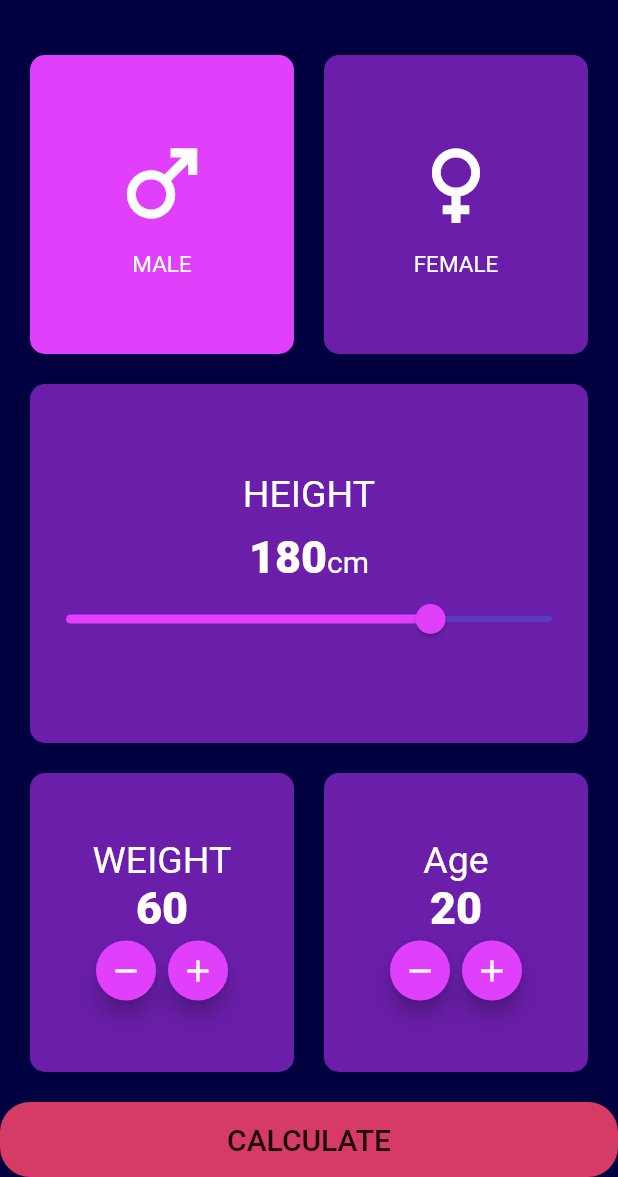
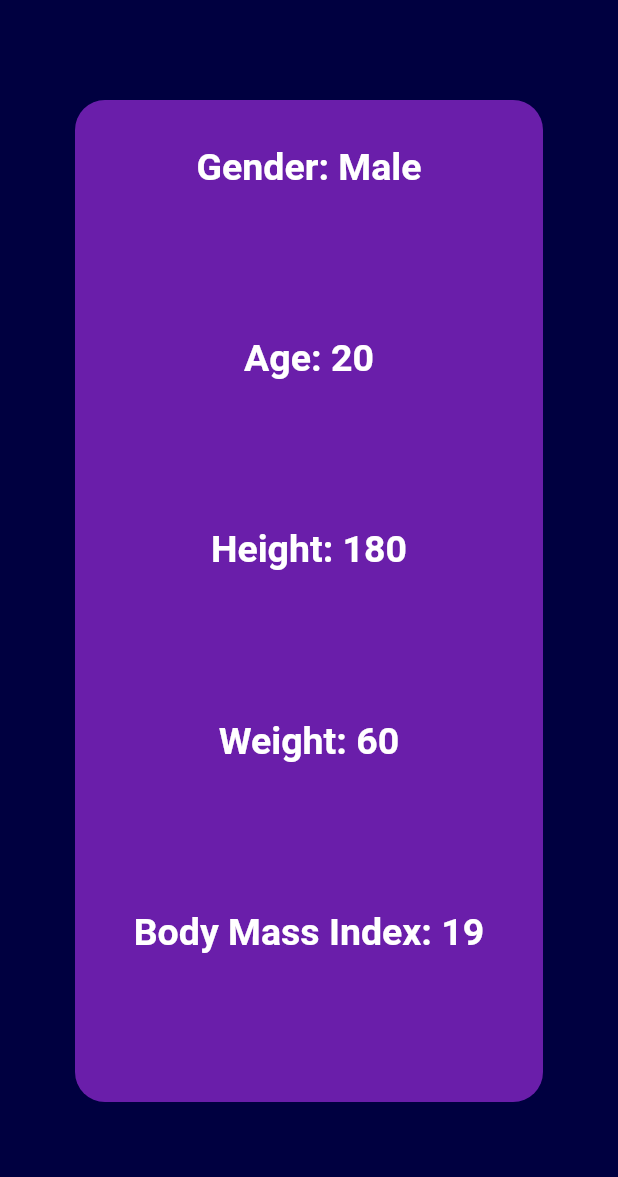
Before and after one commit to MostafaRadian/BMI_Calculator, a Flutter app: the BmiScreen screen opened directly, after a tap on the "remove" icon, after a tap on the "add" icon, after a tap on "CALCULATE", on a phone screen of 412 x 824 dp, the part 59-1236 px from its top. Run offline on Flutter 3.47's test engine with Material 2 defaults, Android fonts, the phone set to English and light mode, and no system bars.

Commit message:
Navagting data to another page to show results

```diff
--- a/lib/bmi_cal_screen.dart
+++ b/lib/bmi_cal_screen.dart
@@ -1,3 +1,6 @@
+import 'dart:math';
+
+import 'package:bmi_calculator/bmi_result_screen.dart';
 import 'package:flutter/material.dart';
 
 class BmiScreen extends StatefulWidget {
@@ -11,9 +14,7 @@ class _BmiScreenState extends State<BmiScreen> {
   double height = 180;
   int weight = 60;
   int age = 20;
-  bool gender = true;
-  var tapColor =
-      const Color.fromARGB(220, 123, 35, 187); //true =  male, false = female
+  bool gender = true; //true =  male, false = female
   @override
   Widget build(BuildContext context) {
     return Scaffold(
@@ -194,6 +195,7 @@ class _BmiScreenState extends State<BmiScreen> {
                                       weight--;
                                     });
                                   },
+                                  heroTag: "weight-",
                                   mini: true,
                                   backgroundColor: Colors.purpleAccent,
                                   child: const Icon(Icons.remove),
@@ -204,6 +206,7 @@ class _BmiScreenState extends State<BmiScreen> {
                                       weight++;
                                     });
                                   },
+                                  heroTag: "weight+",
                                   mini: true,
                                   backgroundColor: Colors.purpleAccent,
                                   child: const Icon(Icons.add),
@@ -246,6 +249,7 @@ class _BmiScreenState extends State<BmiScreen> {
                                       age--;
                                     });
                                   },
+                                  heroTag: "age-",
                                   mini: true,
                                   backgroundColor: Colors.purpleAccent,
                                   child: const Icon(Icons.remove),
@@ -256,6 +260,7 @@ class _BmiScreenState extends State<BmiScreen> {
                                       age++;
                                     });
                                   },
+                                  heroTag: "age+",
                                   mini: true,
                                   backgroundColor: Colors.purpleAccent,
                                   child: const Icon(Icons.add),
@@ -278,7 +283,18 @@ class _BmiScreenState extends State<BmiScreen> {
               ),
               height: 50,
               child: MaterialButton(
-                  onPressed: () {},
+                  onPressed: () {
+                    double result = weight / pow(height / 100, 2);
+                    Navigator.push(
+                        context,
+                        MaterialPageRoute(
+                            builder: (context) => BmiResult(
+                                gender: gender,
+                                height: height.round(),
+                                weight: weight,
+                                age: age,
+                                bmi: result.round())));
+                  },
                   child: const Text(
                     "CALCULATE",
                     style: TextStyle(fontWeight: FontWeight.w500, fontSize: 20),
--- a/lib/bmi_result_screen.dart
+++ b/lib/bmi_result_screen.dart
@@ -1,7 +1,18 @@
 import 'package:flutter/material.dart';
 
 class BmiResult extends StatelessWidget {
-  const BmiResult({super.key});
+  final bool gender;
+  final int height;
+  final int weight;
+  final int age;
+  final int bmi;
+  const BmiResult(
+      {super.key,
+      required this.gender,
+      required this.height,
+      required this.weight,
+      required this.age,
+      required this.bmi});
 
   @override
   Widget build(BuildContext context) {
@@ -15,31 +26,66 @@ class BmiResult extends StatelessWidget {
         body: Container(
             width: double.infinity,
             color: const Color(0xFF000040),
-            child: const Column(
+            child: Padding(
+              padding: const EdgeInsets.all(50.0),
+              child: Container(
+                decoration: BoxDecoration(
+                    borderRadius: BorderRadius.circular(20),
+                    color: const Color.fromARGB(220, 123, 35, 187)),
+                child: Column(
                   mainAxisAlignment: MainAxisAlignment.center,
                   children: [
-                Text(
-                  "Gender: Male",
-                  style: TextStyle(
+                    const SizedBox(
+                      height: 30,
+                    ),
+                    Expanded(
+                      child: Text(
+                        "Gender: ${gender ? 'Male' : 'Female'}",
+                        style: const TextStyle(
                             fontSize: 25,
                             fontWeight: FontWeight.bold,
                             color: Colors.white),
                       ),
-                Text(
-                  "Age: 20",
-                  style: TextStyle(
+                    ),
+                    Expanded(
+                      child: Text(
+                        "Age: $age",
+                        style: const TextStyle(
                             fontSize: 25,
                             fontWeight: FontWeight.bold,
                             color: Colors.white),
                       ),
-                Text(
-                  "Body Mass Index: 20",
-                  style: TextStyle(
+                    ),
+                    Expanded(
+                      child: Text(
+                        "Height: $height",
+                        style: const TextStyle(
                             fontSize: 25,
                             fontWeight: FontWeight.bold,
                             color: Colors.white),
                       ),
+                    ),
+                    Expanded(
+                      child: Text(
+                        "Weight: $weight",
+                        style: const TextStyle(
+                            fontSize: 25,
+                            fontWeight: FontWeight.bold,
+                            color: Colors.white),
+                      ),
+                    ),
+                    Expanded(
+                      child: Text(
+                        "Body Mass Index: $bmi",
+                        style: const TextStyle(
+                            fontSize: 25,
+                            fontWeight: FontWeight.bold,
+                            color: Colors.white),
+                      ),
+                    ),
                   ],
+                ),
+              ),
             )));
   }
 }
--- a/lib/main.dart
+++ b/lib/main.dart
@@ -1,4 +1,3 @@
-import 'package:bmi_calculator/bmi_result_screen.dart';
 import 'package:flutter/material.dart';
 import 'bmi_cal_screen.dart';
 
@@ -12,7 +11,7 @@ class MainApp extends StatelessWidget {
   @override
   Widget build(BuildContext context) {
     return const MaterialApp(
-      home: BmiResult(),
+      home: BmiScreen(),
       debugShowCheckedModeBanner: false,
     );
   }
```
Lines whose indentation alone changed are shown as unchanged.
